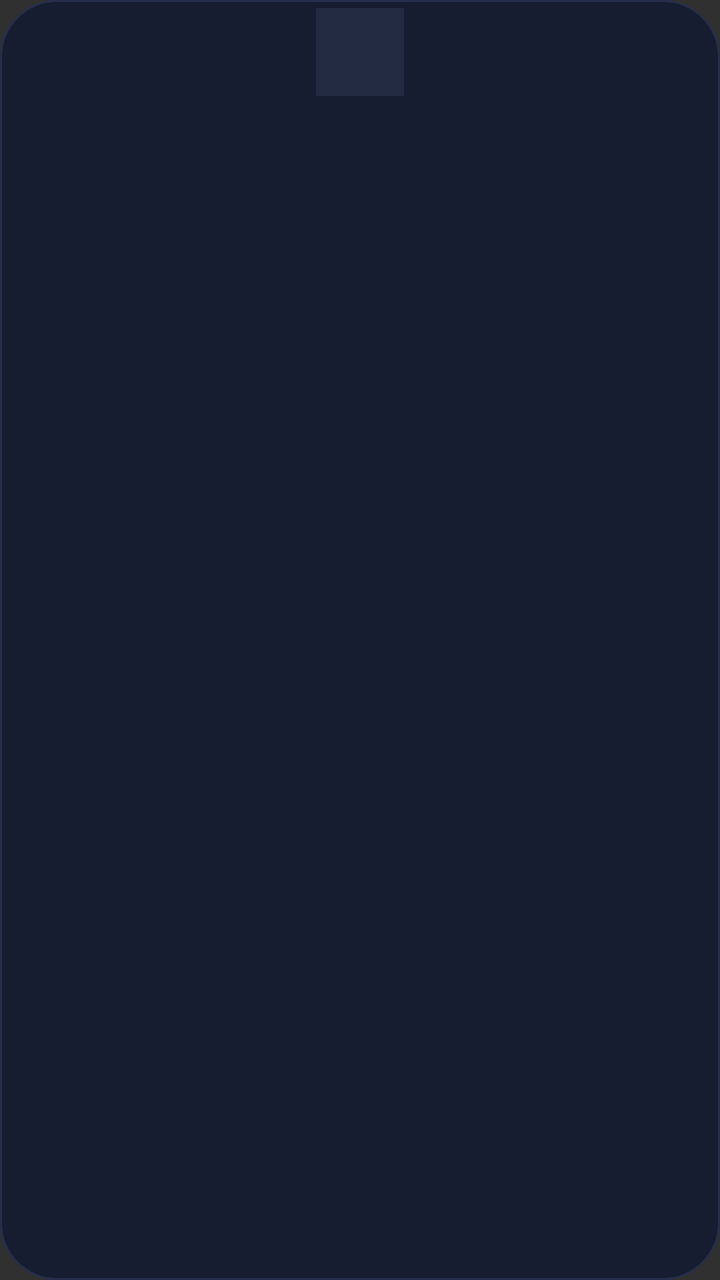
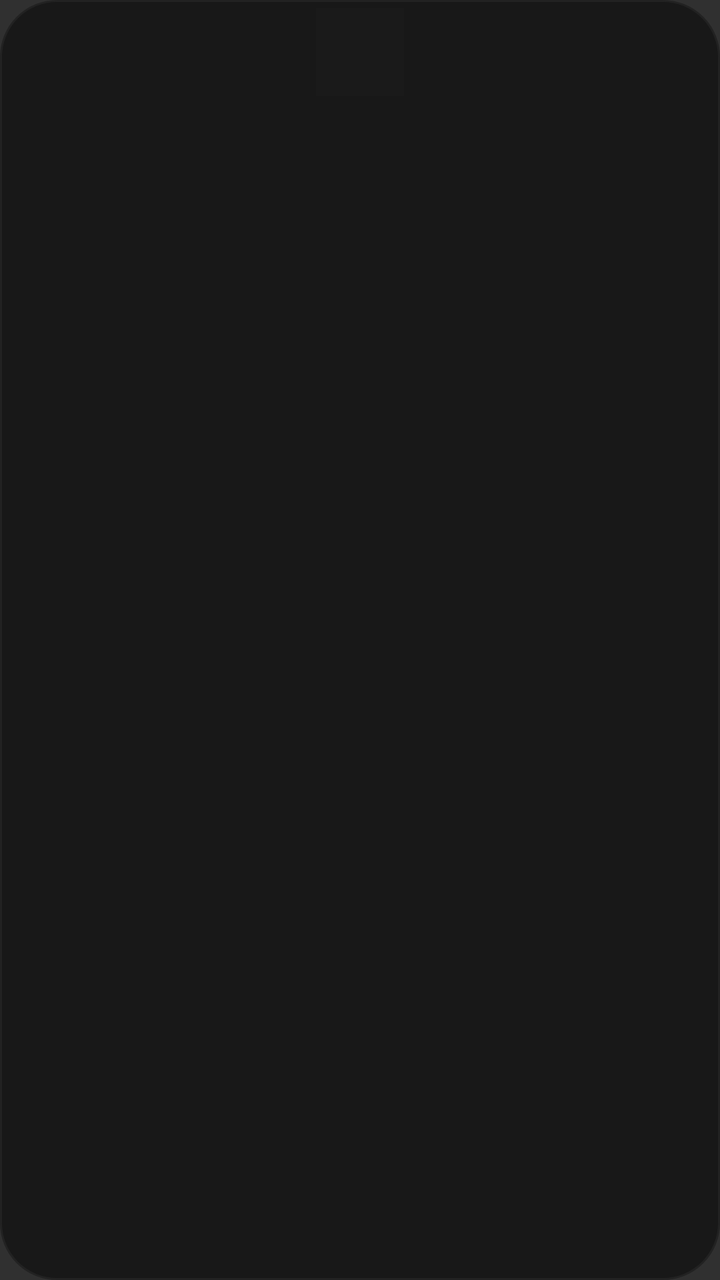

Before-and-after screenshots of an Android layout around one commit, followed by the original layout XML and the change that was made.
<!-- AndroidManifest.xml: application theme Theme.AppCompat.NoActionBar -->
<!-- res/layout/item_anchor_chip.xml -->
<?xml version="1.0" encoding="utf-8"?>
<LinearLayout xmlns:android="http://schemas.android.com/apk/res/android"
    android:layout_width="wrap_content"
    android:layout_height="wrap_content"
    android:orientation="vertical"
    android:gravity="center_horizontal"
    android:padding="4dp"
    android:layout_marginRight="10dp"
    android:focusable="true"
    android:clickable="true"
    android:background="@drawable/anchor_chip_bg">

    <ImageView
        android:id="@+id/anchorAvatar"
        android:layout_width="44dp"
        android:layout_height="44dp"
        android:scaleType="centerCrop"
        android:background="#232B42"
        android:contentDescription="@string/app_name" />

    <TextView
        android:id="@+id/anchorName"
        android:layout_width="wrap_content"
        android:layout_height="wrap_content"
        android:layout_marginTop="4dp"
        android:textColor="#B9C2D8"
        android:textSize="10sp"
        android:ellipsize="end"
        android:maxLines="1"
        android:maxLength="14" />
</LinearLayout>
<!-- resources referenced by this layout -->
<resources>
  <!-- drawable anchor_chip_bg (drawable) -->
  <?xml version="1.0" encoding="utf-8"?>
  <selector xmlns:android="http://schemas.android.com/apk/res/android">
      <item android:state_focused="true">
          <shape>
              <solid android:color="#22305A" />
              <corners android:radius="28dp" />
              <stroke android:width="2dp" android:color="#FFD166" />
          </shape>
      </item>
      <item>
          <shape>
              <solid android:color="#161D30" />
              <corners android:radius="28dp" />
              <stroke android:width="1dp" android:color="#252E4A" />
          </shape>
      </item>
  </selector>
  <string name="app_name">KênhLive</string>
</resources>

<!-- the commit's change to res/layout/item_anchor_chip.xml (unified diff, before → after) -->
@@ -15,7 +15,7 @@
         android:layout_width="44dp"
         android:layout_height="44dp"
         android:scaleType="centerCrop"
-        android:background="#232B42"
+        android:background="#1A1A1A"
         android:contentDescription="@string/app_name" />
 
     <TextView
<!-- resource entries referenced after the edit -->
@@ -5,16 +5,16 @@
   <selector xmlns:android="http://schemas.android.com/apk/res/android">
       <item android:state_focused="true">
           <shape>
-              <solid android:color="#22305A" />
+              <solid android:color="#202020" />
               <corners android:radius="28dp" />
               <stroke android:width="2dp" android:color="#FFD166" />
           </shape>
       </item>
       <item>
           <shape>
-              <solid android:color="#161D30" />
+              <solid android:color="#181818" />
               <corners android:radius="28dp" />
-              <stroke android:width="1dp" android:color="#252E4A" />
+              <stroke android:width="1dp" android:color="#222222" />
           </shape>
       </item>
   </selector>
